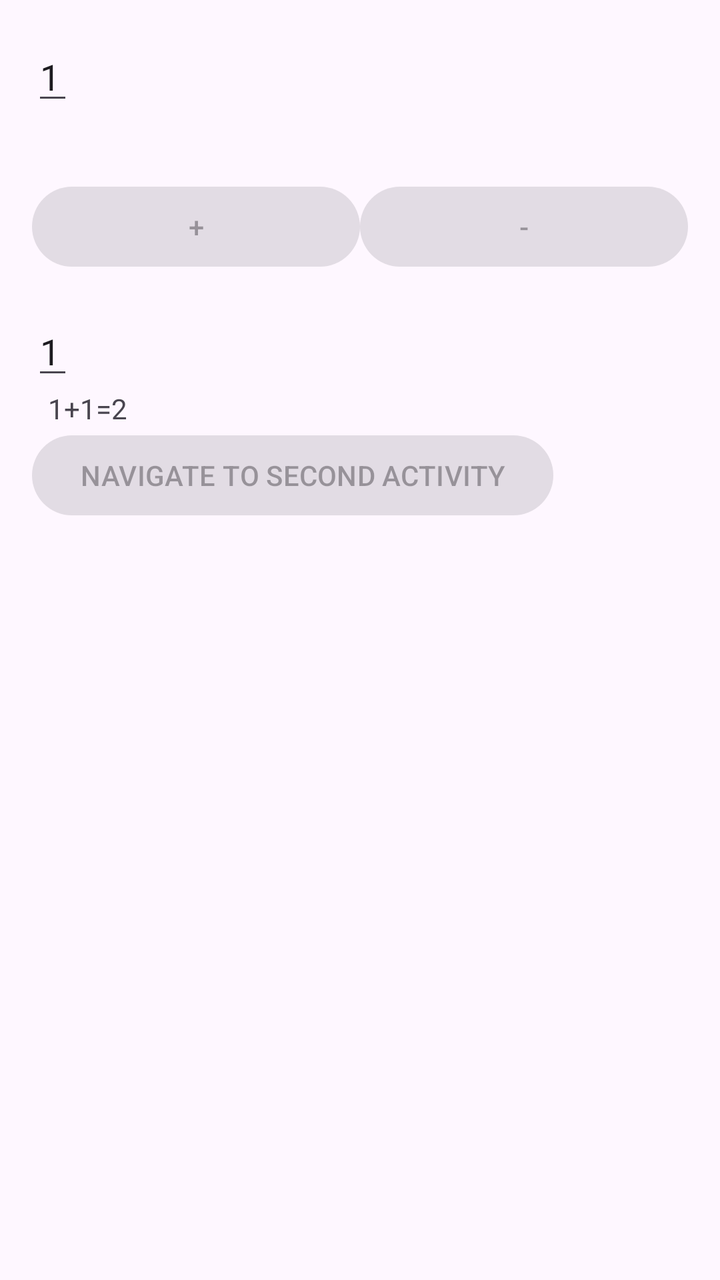
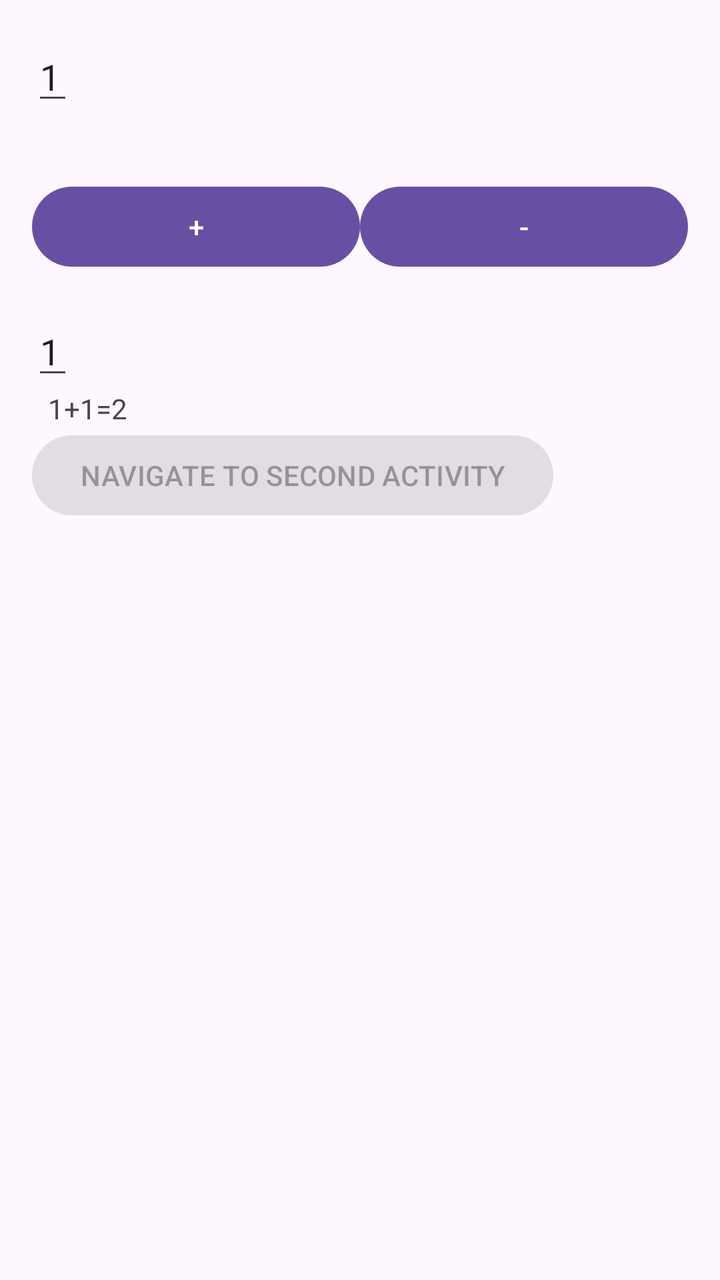

An Android layout rendered at two revisions. The XML below is the earlier revision; the diff shows what the commit changed to produce the second picture.
<!-- AndroidManifest.xml: application theme Theme.PracticalTest01Var03 -->
<!-- res/layout/activity_practical_test01_var03_main.xml -->
<?xml version="1.0" encoding="utf-8"?>
<LinearLayout xmlns:android="http://schemas.android.com/apk/res/android"
    android:layout_width="match_parent"
    android:layout_height="match_parent"
    android:orientation="vertical"
    android:fitsSystemWindows="true"
    android:padding="16dp">

    <EditText
        android:id="@+id/navigate_button"
        android:layout_width="wrap_content"
        android:layout_height="wrap_content"
        android:layout_gravity="left"
        android:layout_marginBottom="32dp"
        android:text="1" />

    <LinearLayout
        android:layout_width="match_parent"
        android:layout_height="wrap_content"
        android:orientation="horizontal"
        android:weightSum="2">

        <Button
            android:id="@+id/left_text"
            android:layout_width="0dp"
            android:layout_height="wrap_content"
            android:layout_weight="1"
            android:enabled="false"
            android:gravity="center"
            android:saveEnabled="false"
            android:text="+" />

        <Button
            android:id="@+id/right_text"
            android:layout_width="0dp"
            android:layout_height="wrap_content"
            android:layout_weight="1"
            android:enabled="false"
            android:gravity="center"
            android:saveEnabled="false"
            android:text="-" />
    </LinearLayout>

    <LinearLayout
        android:layout_width="match_parent"
        android:layout_height="wrap_content"
        android:orientation="vertical"
        android:weightSum="2"
        android:layout_marginTop="16dp">

        <EditText
            android:id="@+id/left_button"
            android:layout_width="wrap_content"
            android:layout_height="wrap_content"
            android:layout_weight="1"
            android:text="1"
            android:layout_marginEnd="8dp"/>

        <TextView
            android:id="@+id/right_button"
            android:layout_width="wrap_content"
            android:layout_height="wrap_content"
            android:layout_weight="1"
            android:text="1+1=2"
            android:layout_marginStart="8dp"/>

        <Button
            android:id="@+id/secondActivity"
            android:layout_width="wrap_content"
            android:layout_height="wrap_content"
            android:layout_weight="1"
            android:enabled="false"
            android:gravity="center"
            android:saveEnabled="false"
            android:text="NAVIGATE TO SECOND ACTIVITY" />
    </LinearLayout>
</LinearLayout>
<!-- resources referenced by this layout -->
<resources>
  <style name="Theme.PracticalTest01Var03" parent="Base.Theme.PracticalTest01Var03" />
  <style name="Base.Theme.PracticalTest01Var03" parent="Theme.Material3.DayNight.NoActionBar">
          
          
      </style>
</resources>

<!-- the commit's change to res/layout/activity_practical_test01_var03_main.xml (unified diff, before → after) -->
@@ -7,11 +7,12 @@
     android:padding="16dp">
 
     <EditText
-        android:id="@+id/navigate_button"
+        android:id="@+id/up_text"
         android:layout_width="wrap_content"
         android:layout_height="wrap_content"
         android:layout_gravity="left"
         android:layout_marginBottom="32dp"
+        android:saveEnabled="false"
         android:text="1" />
 
     <LinearLayout
@@ -21,21 +22,21 @@
         android:weightSum="2">
 
         <Button
-            android:id="@+id/left_text"
+            android:id="@+id/plus_button"
             android:layout_width="0dp"
             android:layout_height="wrap_content"
             android:layout_weight="1"
-            android:enabled="false"
+            android:enabled="true"
             android:gravity="center"
             android:saveEnabled="false"
             android:text="+" />
 
         <Button
-            android:id="@+id/right_text"
+            android:id="@+id/minus_button"
             android:layout_width="0dp"
             android:layout_height="wrap_content"
             android:layout_weight="1"
-            android:enabled="false"
+            android:enabled="true"
             android:gravity="center"
             android:saveEnabled="false"
             android:text="-" />
@@ -49,23 +50,25 @@
         android:layout_marginTop="16dp">
 
         <EditText
-            android:id="@+id/left_button"
+            android:id="@+id/down_text"
             android:layout_width="wrap_content"
             android:layout_height="wrap_content"
             android:layout_weight="1"
             android:text="1"
+            android:saveEnabled="false"
             android:layout_marginEnd="8dp"/>
 
         <TextView
-            android:id="@+id/right_button"
+            android:id="@+id/op_text"
             android:layout_width="wrap_content"
             android:layout_height="wrap_content"
             android:layout_weight="1"
             android:text="1+1=2"
+            android:saveEnabled="false"
             android:layout_marginStart="8dp"/>
 
         <Button
-            android:id="@+id/secondActivity"
+            android:id="@+id/secondary_activity_button"
             android:layout_width="wrap_content"
             android:layout_height="wrap_content"
             android:layout_weight="1"
